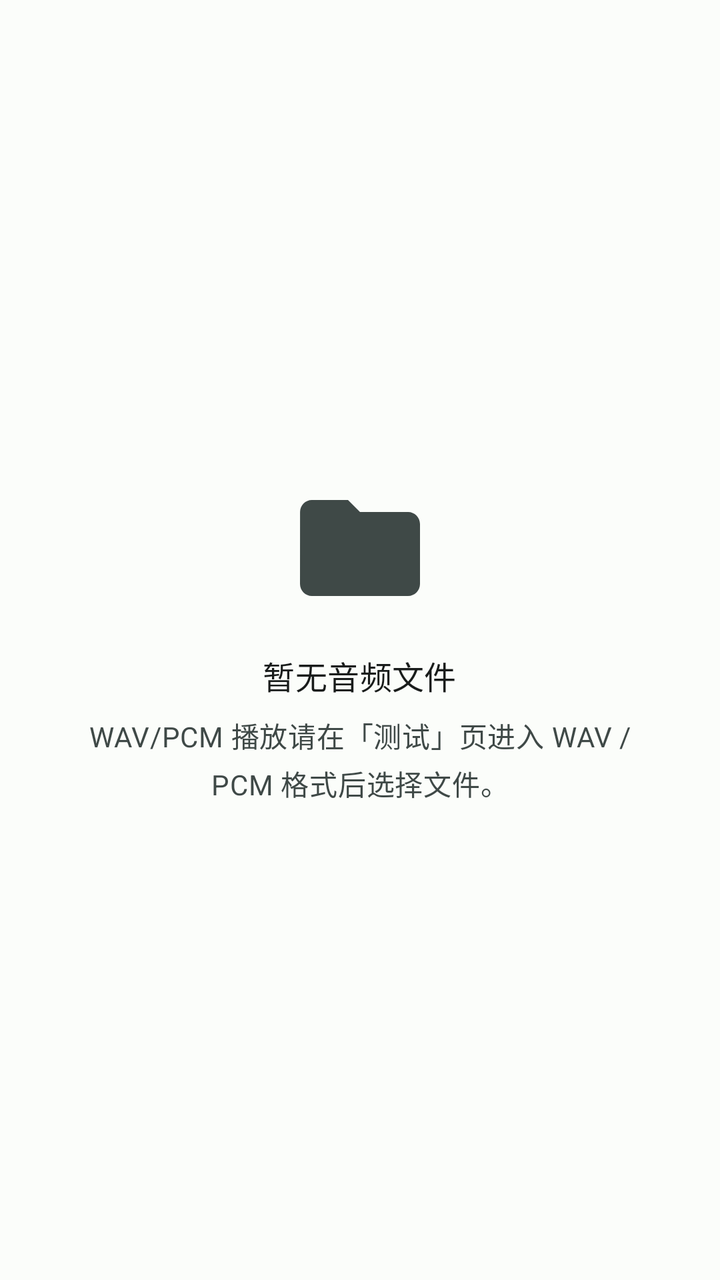
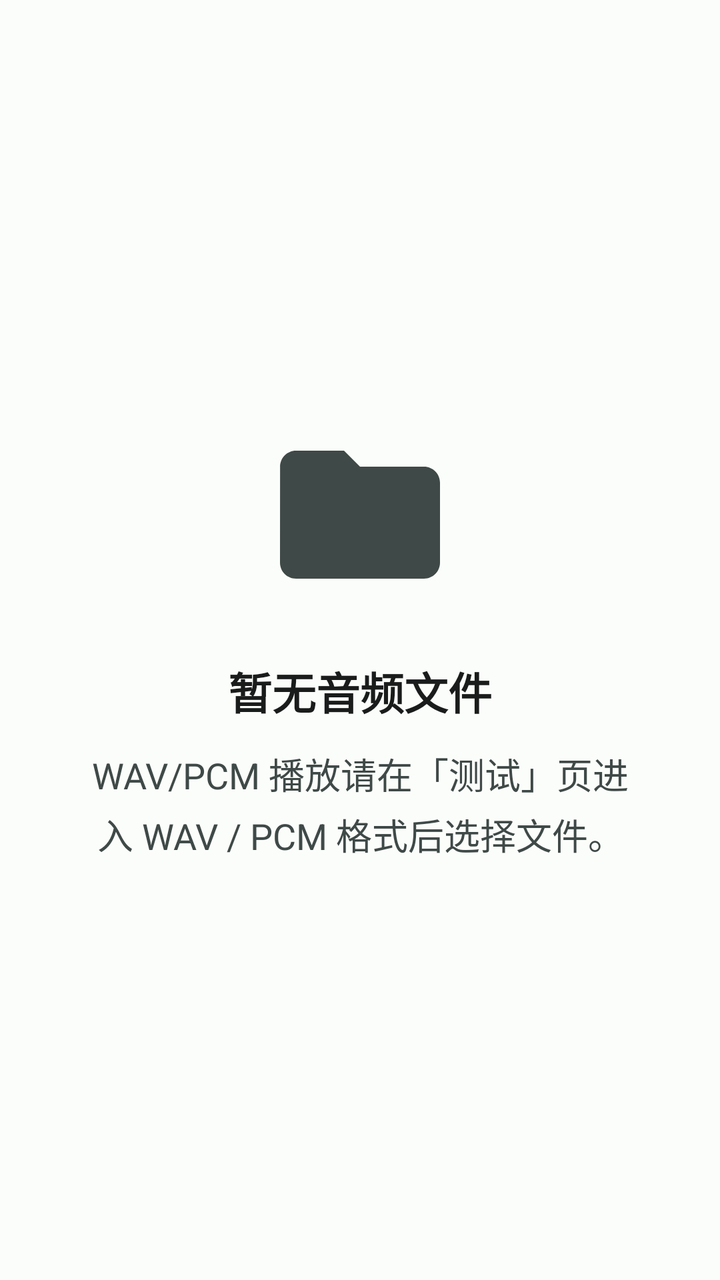

Two renders of the same Android screen: before a commit and after it. Below are the layout's source before the change and the commit's diff.
<!-- AndroidManifest.xml: application theme Theme.AudioDecodeTestApp -->
<!-- res/layout/fragment_files.xml -->
<?xml version="1.0" encoding="utf-8"?>
<LinearLayout xmlns:android="http://schemas.android.com/apk/res/android"
    android:layout_width="match_parent"
    android:layout_height="match_parent"
    android:orientation="vertical"
    android:gravity="center"
    android:padding="32dp">

    <ImageView
        android:layout_width="72dp"
        android:layout_height="72dp"
        android:src="@drawable/ic_nav_files"
        android:tint="@color/on_surface_variant"
        android:contentDescription="@string/files_empty_title" />

    <TextView
        android:layout_width="wrap_content"
        android:layout_height="wrap_content"
        android:layout_marginTop="16dp"
        android:text="@string/files_empty_title"
        android:textAppearance="?attr/textAppearanceTitleMedium"
        android:textColor="@color/on_background" />

    <TextView
        android:layout_width="wrap_content"
        android:layout_height="wrap_content"
        android:layout_marginTop="8dp"
        android:gravity="center"
        android:text="@string/files_empty_desc"
        android:textAppearance="?attr/textAppearanceBodyMedium"
        android:textColor="@color/on_surface_variant" />
</LinearLayout>
<!-- resources referenced by this layout -->
<resources>
  <color name="on_background">#191C1B</color>
  <color name="on_surface_variant">#3F4947</color>
  <!-- drawable ic_nav_files (drawable) -->
  <?xml version="1.0" encoding="utf-8"?>
  <vector xmlns:android="http://schemas.android.com/apk/res/android"
      android:width="24dp"
      android:height="24dp"
      android:viewportWidth="24"
      android:viewportHeight="24"
      android:tint="?attr/colorControlNormal">
      <path
          android:fillColor="@android:color/white"
          android:pathData="M10,4H4c-1.1,0 -1.99,0.9 -1.99,2L2,18c0,1.1 0.9,2 2,2h16c1.1,0 2,-0.9 2,-2V8c0,-1.1 -0.9,-2 -2,-2h-8l-2,-2z" />
  </vector>
  <string name="files_empty_desc">WAV/PCM 播放请在「测试」页进入 WAV / PCM 格式后选择文件。</string>
  <string name="files_empty_title">暂无音频文件</string>
  <style name="Theme.AudioDecodeTestApp" parent="Theme.Material3.DayNight.NoActionBar">
          <item name="colorPrimary">@color/primary</item>
          <item name="colorOnPrimary">@color/on_primary</item>
          <item name="colorPrimaryContainer">@color/primary_container</item>
          <item name="colorOnPrimaryContainer">@color/on_primary_container</item>
          <item name="colorSecondary">@color/secondary</item>
          <item name="colorOnSecondary">@color/on_secondary</item>
          <item name="android:colorBackground">@color/background</item>
          <item name="colorOnBackground">@color/on_background</item>
          <item name="colorSurface">@color/surface</item>
          <item name="colorOnSurface">@color/on_surface</item>
          <item name="colorSurfaceVariant">@color/surface_variant</item>
          <item name="colorOnSurfaceVariant">@color/on_surface_variant</item>
          <item name="android:statusBarColor">@color/primary</item>
      </style>
  <color name="primary">#006A60</color>
  <color name="on_primary">#FFFFFF</color>
  <color name="primary_container">#74F8E7</color>
  <color name="on_primary_container">#00201C</color>
  <color name="secondary">#4A635F</color>
  <color name="on_secondary">#FFFFFF</color>
  <color name="background">#FBFDFA</color>
  <color name="surface">#FBFDFA</color>
  <color name="on_surface">#191C1B</color>
  <color name="surface_variant">#DAE5E1</color>
</resources>

<!-- the commit's change to res/layout/fragment_files.xml (unified diff, before → after) -->
@@ -2,31 +2,33 @@
 <LinearLayout xmlns:android="http://schemas.android.com/apk/res/android"
     android:layout_width="match_parent"
     android:layout_height="match_parent"
+    android:gravity="center"
     android:orientation="vertical"
-    android:gravity="center"
-    android:padding="32dp">
+    android:padding="40dp">
 
     <ImageView
-        android:layout_width="72dp"
-        android:layout_height="72dp"
+        android:layout_width="96dp"
+        android:layout_height="96dp"
+        android:contentDescription="@string/files_empty_title"
         android:src="@drawable/ic_nav_files"
-        android:tint="@color/on_surface_variant"
-        android:contentDescription="@string/files_empty_title" />
+        android:tint="@color/on_surface_variant" />
 
     <TextView
         android:layout_width="wrap_content"
         android:layout_height="wrap_content"
-        android:layout_marginTop="16dp"
+        android:layout_marginTop="24dp"
         android:text="@string/files_empty_title"
-        android:textAppearance="?attr/textAppearanceTitleMedium"
-        android:textColor="@color/on_background" />
+        android:textColor="@color/on_background"
+        android:textSize="@dimen/text_title_medium"
+        android:textStyle="bold" />
 
     <TextView
         android:layout_width="wrap_content"
         android:layout_height="wrap_content"
-        android:layout_marginTop="8dp"
+        android:layout_marginTop="12dp"
         android:gravity="center"
+        android:lineSpacingExtra="4dp"
         android:text="@string/files_empty_desc"
-        android:textAppearance="?attr/textAppearanceBodyMedium"
-        android:textColor="@color/on_surface_variant" />
+        android:textColor="@color/on_surface_variant"
+        android:textSize="@dimen/text_body" />
 </LinearLayout>
<!-- resource entries referenced after the edit -->
@@ -2,6 +2,8 @@
 <resources>
   <color name="on_background">#191C1B</color>
   <color name="on_surface_variant">#3F4947</color>
+  <dimen name="text_body">18sp</dimen>
+  <dimen name="text_title_medium">22sp</dimen>
   <!-- drawable ic_nav_files (drawable) -->
   <?xml version="1.0" encoding="utf-8"?>
   <vector xmlns:android="http://schemas.android.com/apk/res/android"
@@ -30,6 +32,8 @@
           <item name="colorSurfaceVariant">@color/surface_variant</item>
           <item name="colorOnSurfaceVariant">@color/on_surface_variant</item>
           <item name="android:statusBarColor">@color/primary</item>
+          <item name="android:navigationBarColor">@color/surface</item>
+          <item name="android:windowLightNavigationBar">true</item>
       </style>
   <color name="primary">#006A60</color>
   <color name="on_primary">#FFFFFF</color>
